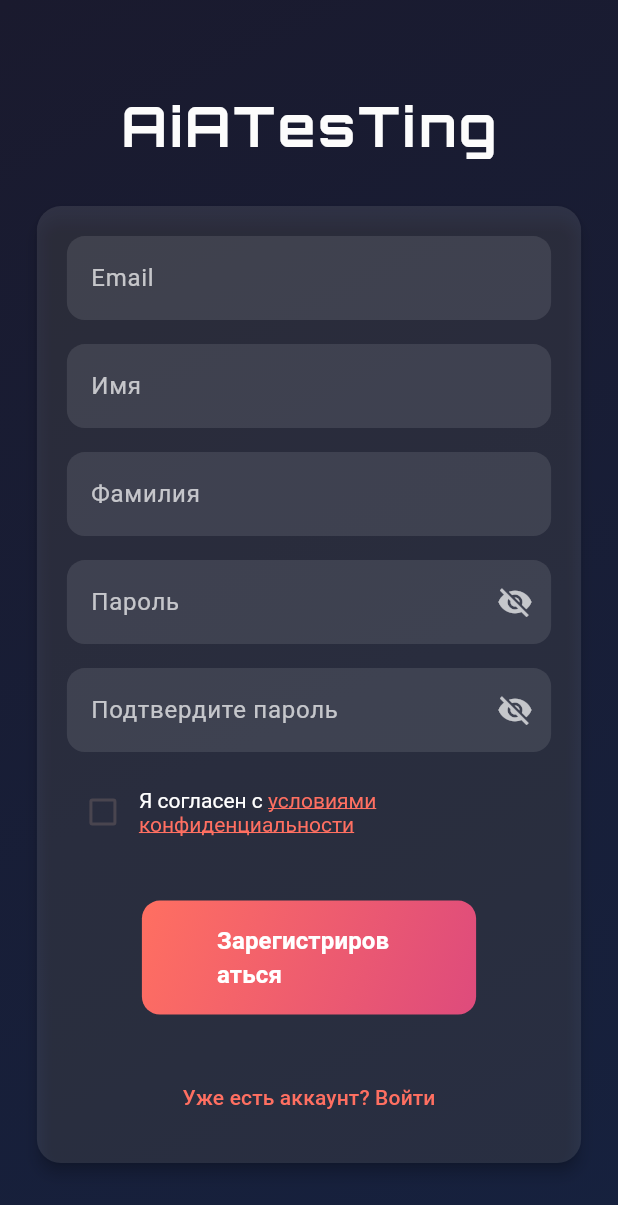
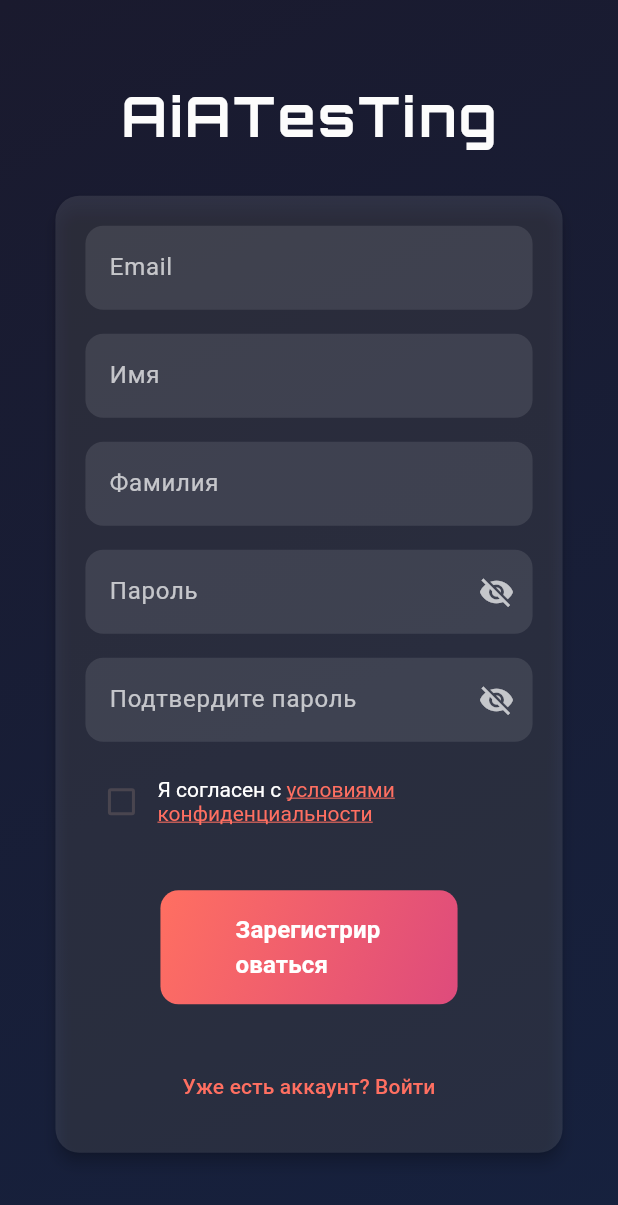
Before and after one commit to zhanyysh/ait_edu, a Flutter app: the screen it shows after launch, after a tap on "Нет аккаунта? Зарегистрироваться", on a phone screen of 412 x 824 dp. Shown: the top 1205 px of the screen. Run offline on Flutter 3.47's test engine with Material 3 defaults, Android fonts, the phone set to English and light mode, and no system bars; our stand-ins replace cloud_firestore, firebase_auth, firebase_core, google_fonts, shared_preferences; accounts and stored records are empty.

Commit message:
Bla bla bla

```diff
--- a/lib/login.dart
+++ b/lib/login.dart
@@ -189,10 +189,15 @@ class _LoginPageState extends State<LoginPage> with SingleTickerProviderStateMix
   }
 
   @override
-  Widget build(BuildContext context) {
+  Widget build(context) {
     final screenWidth = MediaQuery.of(context).size.width;
 
-    return Scaffold(
+    return WillPopScope(
+      onWillPop: () async {
+        SystemNavigator.pop();
+        return false;
+      },
+      child: Scaffold(
         backgroundColor: Colors.transparent,
         body: Stack(
           children: [
@@ -340,7 +345,7 @@ class _LoginPageState extends State<LoginPage> with SingleTickerProviderStateMix
                                       button: true,
                                       child: TextButton(
                                         onPressed: () {
-                                        Navigator.pushNamed(context, '/register');
+                                          Navigator.pushReplacementNamed(context, '/register');
                                         },
                                         child: const Text(
                                           'Нет аккаунта? Зарегистрироваться',
@@ -375,6 +380,7 @@ class _LoginPageState extends State<LoginPage> with SingleTickerProviderStateMix
               ),
           ],
         ),
+      ),
     );
   }
 }
--- a/lib/register.dart
+++ b/lib/register.dart
@@ -177,10 +177,14 @@ class _RegisterPageState extends State<RegisterPage> with SingleTickerProviderSt
 
   @override
   Widget build(BuildContext context) {
-    final screenHeight = MediaQuery.of(context).size.height;
     final screenWidth = MediaQuery.of(context).size.width;
 
-    return Scaffold(
+    return WillPopScope(
+      onWillPop: () async {
+        SystemNavigator.pop();
+        return false;
+      },
+      child: Scaffold(
         backgroundColor: Colors.transparent,
         body: Stack(
           children: [
@@ -193,22 +197,16 @@ class _RegisterPageState extends State<RegisterPage> with SingleTickerProviderSt
                 ),
               ),
               child: SafeArea(
-              child: SizedBox(
-                height: screenHeight,
+                child: Center(
                   child: SingleChildScrollView(
                     child: Padding(
-                    padding: EdgeInsets.symmetric(
-                      horizontal: screenWidth * 0.05,
-                      vertical: screenHeight * 0.02,
-                    ),
+                      padding: EdgeInsets.symmetric(horizontal: screenWidth * 0.08),
                       child: Column(
-                      mainAxisAlignment: MainAxisAlignment.spaceBetween,
+                        mainAxisAlignment: MainAxisAlignment.center,
                         crossAxisAlignment: CrossAxisAlignment.stretch,
                         children: [
                           // Logo or App Name
-                        Padding(
-                          padding: EdgeInsets.only(top: screenHeight * 0.05, bottom: screenHeight * 0.03),
-                          child: Center(
+                          Center(
                             child: ScaleTransition(
                               scale: _scaleAnimation,
                               child: FadeTransition(
@@ -225,7 +223,7 @@ class _RegisterPageState extends State<RegisterPage> with SingleTickerProviderSt
                               ),
                             ),
                           ),
-                        ),
+                          const SizedBox(height: 24),
                           // Form Card
                           Card(
                             color: _fieldFillColor,
@@ -471,7 +469,7 @@ class _RegisterPageState extends State<RegisterPage> with SingleTickerProviderSt
                                       button: true,
                                       child: TextButton(
                                         onPressed: () {
-                                        Navigator.pushNamed(context, '/login');
+                                          Navigator.pushReplacementNamed(context, '/login');
                                         },
                                         child: const Text(
                                           'Уже есть аккаунт? Войти',
@@ -487,7 +485,6 @@ class _RegisterPageState extends State<RegisterPage> with SingleTickerProviderSt
                               ),
                             ),
                           ),
-                        SizedBox(height: screenHeight * 0.02),
                         ],
                       ),
                     ),
@@ -507,6 +504,7 @@ class _RegisterPageState extends State<RegisterPage> with SingleTickerProviderSt
               ),
           ],
         ),
+      ),
     );
   }
 }
```
Also changed, not shown: 2 other files. Lines whose indentation alone changed are shown as unchanged.
